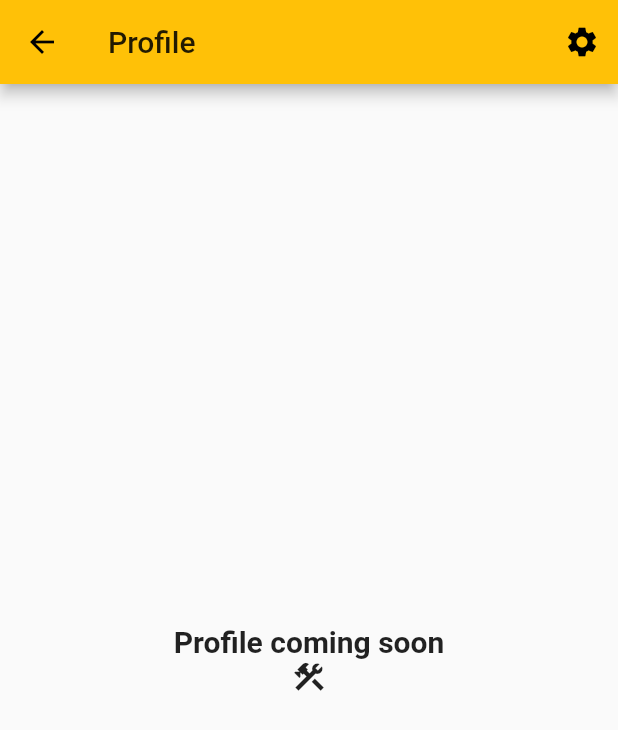
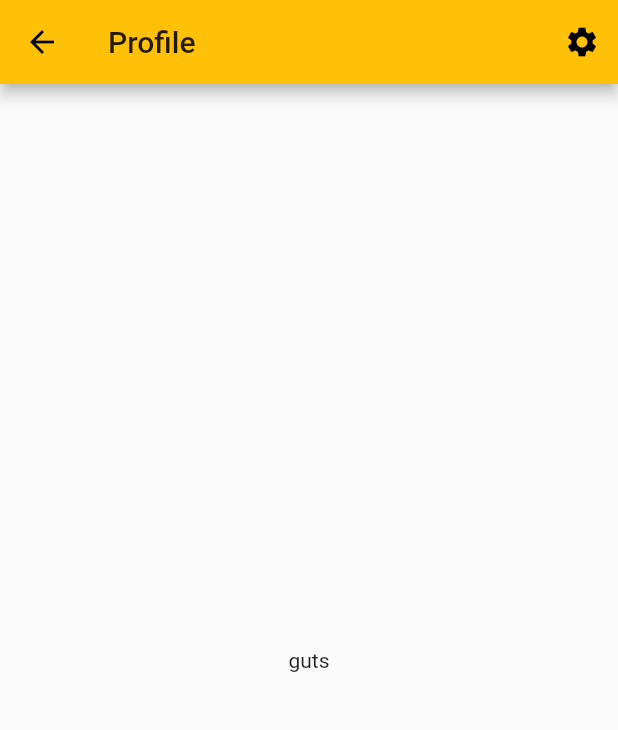
Before and after one commit to spicybackend/ryder, a Flutter app: the ProfilePage screen opened directly, on a phone screen of 412 x 824 dp. Shown: the top 730 px of the screen. Run offline on Flutter 3.47's test engine with Material 2 defaults, Android fonts, the phone set to English and light mode, and no system bars; our stand-ins replace flutter_dotenv, flutter_svg, get_it, google_fonts, introduction_screen, shared_preferences and 2 more; accounts and stored records are empty; statements that could not run were skipped.

Commit message:
Start pulling profile information from Supabase

```diff
--- /dev/null
+++ b/lib/models/profile.dart
@@ -0,0 +1,22 @@
+class Profile {
+  final String? id;
+  final String username;
+  final String? bio;
+  final String? avatarUrl;
+
+  Profile({
+    this.id,
+    required this.username,
+    this.bio,
+    this.avatarUrl,
+  });
+
+  static Profile fromJson(dynamic json) {
+    return Profile(
+      id: json['id'],
+      username: json['username'] as String,
+      bio: json['bio'] as String?,
+      avatarUrl: json['avatar_url'] as String?,
+    );
+  }
+}
--- a/lib/widgets/pages/profile_page.dart
+++ b/lib/widgets/pages/profile_page.dart
@@ -1,5 +1,8 @@
 import 'package:flutter/material.dart';
 import 'package:flutter/widgets.dart';
+import 'package:ryder/models/profile.dart';
+import 'package:ryder/services/profile_service.dart';
+import 'package:ryder/utils/dependency_injection.dart';
 import 'package:ryder/widgets/pages/settings_page.dart';
 
 class ProfilePage extends StatelessWidget {
@@ -22,16 +25,31 @@ class ProfilePage extends StatelessWidget {
         ],
       ),
       body: Center(
-        child: Column(
+        child: FutureBuilder<Profile?>(
+            future: injected<ProfileService>().currentUserProfile(),
+            builder: (context, snapshot) {
+              if (snapshot.connectionState == ConnectionState.waiting) {
+                return Center(
+                  child: CircularProgressIndicator(),
+                );
+              }
+
+              if (snapshot.data == null) {
+                return Text("guts");
+              }
+
+              final profile = snapshot.data!;
+              return Column(
                 mainAxisAlignment: MainAxisAlignment.center,
                 children: [
                   Text(
-              'Profile coming soon',
+                    profile.username,
                     style: TextStyle(fontSize: 20, fontWeight: FontWeight.bold),
                   ),
-            Icon(Icons.construction),
+                  Icon(Icons.account_circle),
                 ],
-        ),
+              );
+            }),
       ),
     );
   }
```
Also changed, not shown: lib/services/profile_service.dart (+8 -2 lines), pubspec.lock. Lines whose indentation alone changed are shown as unchanged.
